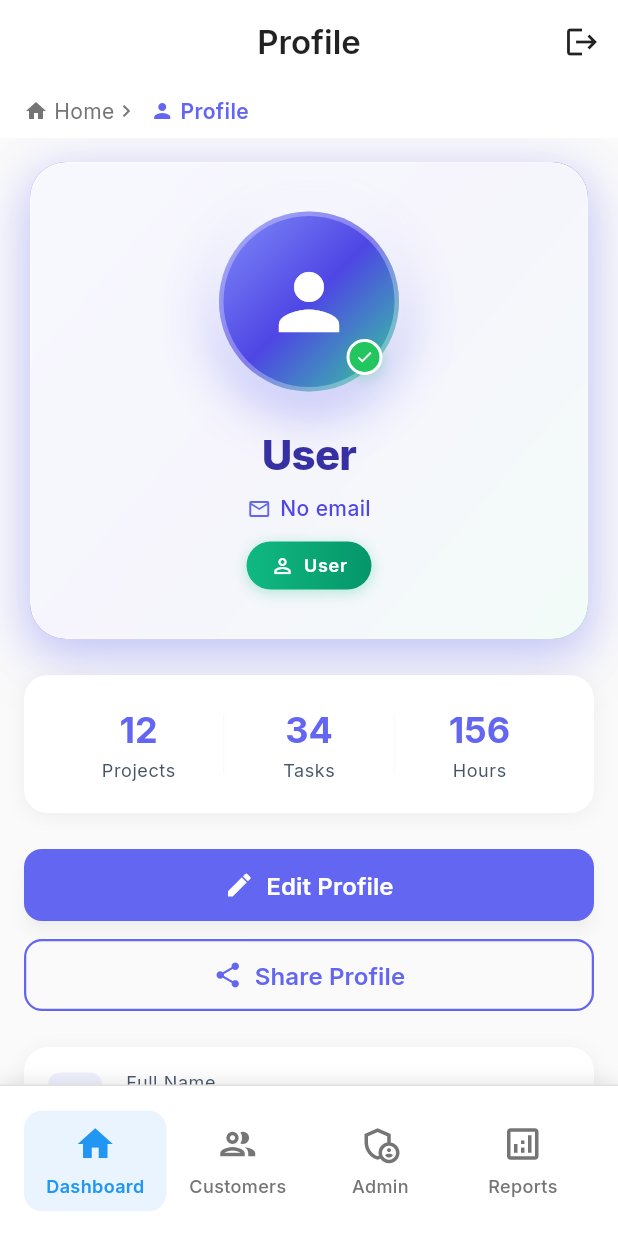
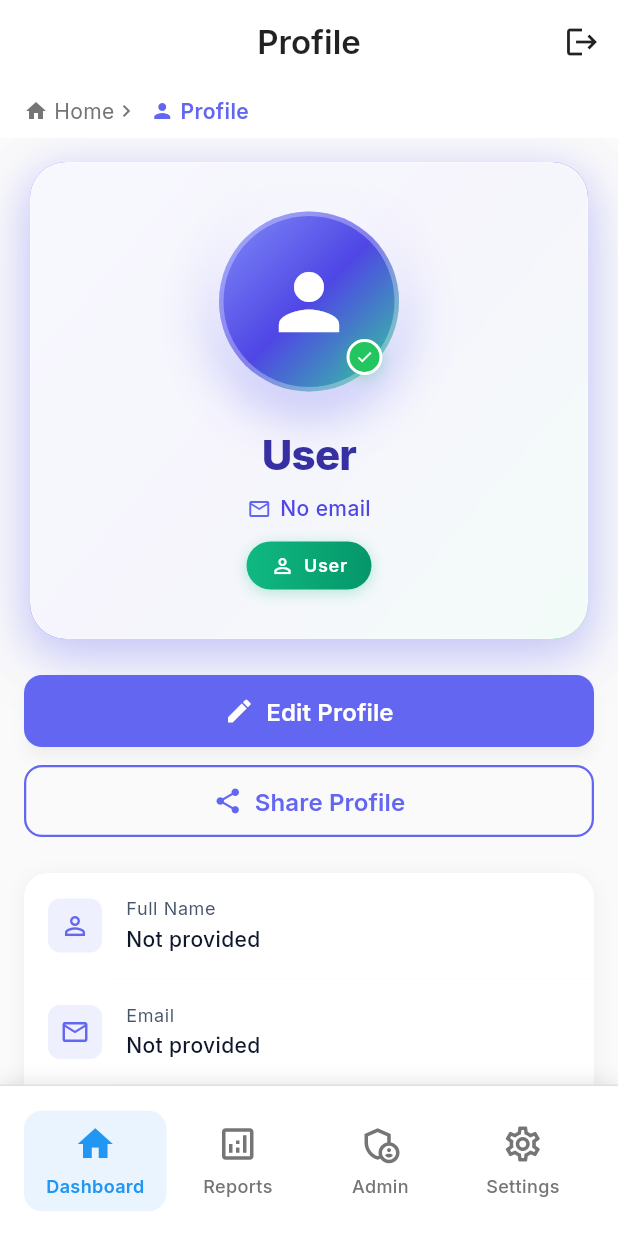
Before and after one commit to vishnupv1/hardware-store-app, a Flutter app: the ProfilePage screen opened by its route, on a phone screen of 412 x 824 dp. Run offline on Flutter 3.47's test engine with Material 3 defaults, Android fonts, the phone set to English and light mode, and no system bars; our stand-ins replace dio, go_router, google_fonts, shared_preferences; accounts and stored records are empty; network calls fail.

Commit message:
Refactor navigation items and update profile page layout. Changed 'Customers' to 'Reports' in navigation, updated 'Settings' item, and removed unused profile stats section for a cleaner profile page.

```diff
--- a/flutter_app/lib/features/home/presentation/pages/home_page.dart
+++ b/flutter_app/lib/features/home/presentation/pages/home_page.dart
@@ -208,7 +208,7 @@ class _HomePageState extends State<HomePage> with TickerProviderStateMixin {
                           ),
                         ),
                         Text(
-                          user?.role == 'client' ? 'Client' : 'User',
+                          user?.role == 'client' ? 'Business Owner' : 'User',
                           style: theme.textTheme.bodyMedium?.copyWith(
                             color: Colors.white.withValues(alpha: 0.8),
                           ),
--- a/flutter_app/lib/features/profile/presentation/pages/profile_page.dart
+++ b/flutter_app/lib/features/profile/presentation/pages/profile_page.dart
@@ -28,8 +28,6 @@ class _ProfilePageState extends State<ProfilePage> {
               child: Column(
                 children: [
                   _buildProfileHeader(theme),
-                  const SizedBox(height: 24),
-                  _buildProfileStats(theme),
                   const SizedBox(height: 24),
                   _buildProfileActions(context, theme),
                   const SizedBox(height: 24),
@@ -244,61 +242,6 @@ class _ProfilePageState extends State<ProfilePage> {
     );
   }
 
-  Widget _buildProfileStats(ThemeData theme) {
-    return Container(
-      padding: const EdgeInsets.all(20),
-      decoration: BoxDecoration(
-        color: theme.colorScheme.surface,
-        borderRadius: BorderRadius.circular(16),
-        boxShadow: [
-          BoxShadow(
-            color: Colors.black.withValues(alpha: 0.05),
-            blurRadius: 10,
-            offset: const Offset(0, 2),
-          ),
-        ],
-      ),
-      child: Row(
-        children: [
-          Expanded(child: _buildStatItem(theme, 'Projects', '12')),
-          Container(
-            width: 1,
-            height: 40,
-            color: theme.colorScheme.outline.withValues(alpha: 0.2),
-          ),
-          Expanded(child: _buildStatItem(theme, 'Tasks', '34')),
-          Container(
-            width: 1,
-            height: 40,
-            color: theme.colorScheme.outline.withValues(alpha: 0.2),
-          ),
-          Expanded(child: _buildStatItem(theme, 'Hours', '156')),
-        ],
-      ),
-    );
-  }
-
-  Widget _buildStatItem(ThemeData theme, String label, String value) {
-    return Column(
-      children: [
-        Text(
-          value,
-          style: theme.textTheme.headlineSmall?.copyWith(
-            fontWeight: FontWeight.bold,
-            color: AppColors.primary500,
-          ),
-        ),
-        const SizedBox(height: 4),
-        Text(
-          label,
-          style: theme.textTheme.bodySmall?.copyWith(
-            color: theme.colorScheme.onSurfaceVariant,
-          ),
-        ),
-      ],
-    );
-  }
-
   Widget _buildProfileActions(BuildContext context, ThemeData theme) {
     return Column(
       crossAxisAlignment: CrossAxisAlignment.stretch,
@@ -320,7 +263,6 @@ class _ProfilePageState extends State<ProfilePage> {
           text: 'Share Profile',
           icon: Icons.share,
           onPressed: () {
-            // Handle share profile
           },
           style: AppButtonStyle.secondary,
           size: AppButtonSize.large,
--- a/flutter_app/lib/main.dart
+++ b/flutter_app/lib/main.dart
@@ -262,10 +262,10 @@ class _ScaffoldWithNavigationState extends State<ScaffoldWithNavigation> {
     //   route: '/inventory',
     // ),
     NavigationItem(
-      icon: Icons.people_outlined,
-      activeIcon: Icons.people,
-      label: 'Customers',
-      route: '/customers',
+      icon: Icons.analytics_outlined,
+      activeIcon: Icons.analytics,
+      label: 'Reports',
+      route: '/reports',
     ),
     NavigationItem(
       icon: Icons.admin_panel_settings_outlined,
@@ -274,10 +274,10 @@ class _ScaffoldWithNavigationState extends State<ScaffoldWithNavigation> {
       route: '/admin',
     ),
     NavigationItem(
-      icon: Icons.analytics_outlined,
-      activeIcon: Icons.analytics,
-      label: 'Reports',
-      route: '/reports',
+      icon: Icons.settings_outlined,
+      activeIcon: Icons.settings,
+      label: 'Settings',
+      route: '/settings',
     ),
   ];
 
@@ -289,9 +289,7 @@ class _ScaffoldWithNavigationState extends State<ScaffoldWithNavigation> {
       final location = GoRouterState.of(context).uri.path;
       // Handle nested routes by finding the parent route
       String parentRoute = location;
-      if (location.startsWith('/customers/')) {
-        parentRoute = '/customers';
-      } else if (location.startsWith('/sales/')) {
+      if (location.startsWith('/sales/')) {
         parentRoute = '/sales';
       }
 
@@ -310,7 +308,7 @@ class _ScaffoldWithNavigationState extends State<ScaffoldWithNavigation> {
     final location = GoRouterState.of(context).uri.path;
 
     // Don't show AppBar for pages with custom headers
-    if (location == '/customers' || location == '/inventory' || location == '/customers/add' || location == '/inventory/add' || location == '/brands' || location == '/categories' || location == '/suppliers' || location == '/sales' || location.startsWith('/sales/')) {
+    if (location == '/inventory' || location == '/inventory/add' || location == '/brands' || location == '/categories' || location == '/suppliers' || location == '/sales' || location.startsWith('/sales/')) {
       return null;
     }
 
@@ -362,7 +360,7 @@ class _ScaffoldWithNavigationState extends State<ScaffoldWithNavigation> {
               },
             )
           : null, // Other pages will handle their own leading widget
-      title: location == '/customers' || location == '/inventory'
+      title: location == '/inventory'
           ? null // Don't show title for pages with custom headers
           : Text(
               _getPageTitle(location),
@@ -417,11 +415,6 @@ class _ScaffoldWithNavigationState extends State<ScaffoldWithNavigation> {
   }
 
   String _getPageTitle(String location) {
-    // Handle dynamic customer details route
-    if (location.startsWith('/customers/') && location != '/customers/add') {
-      return 'Customer Details';
-    }
-
     switch (location) {
       case '/':
         return 'Dashboard';
@@ -455,9 +448,7 @@ class _ScaffoldWithNavigationState extends State<ScaffoldWithNavigation> {
     final location = GoRouterState.of(context).uri.path;
     // Handle nested routes by finding the parent route
     String parentRoute = location;
-    if (location.startsWith('/customers/')) {
-      parentRoute = '/customers';
-    } else if (location.startsWith('/sales/')) {
+    if (location.startsWith('/sales/')) {
       parentRoute = '/sales';
     }
 
@@ -476,7 +467,7 @@ class _ScaffoldWithNavigationState extends State<ScaffoldWithNavigation> {
       body: Column(
         children: [
           // Breadcrumb navigation (hide for pages with custom headers)
-          if (location != '/customers' && location != '/inventory' && location != '/customers/add' && location != '/inventory/add' && location != '/brands' && location != '/categories' && location != '/suppliers' && location != '/sales' && !location.startsWith('/sales/'))
+          if (location != '/inventory' && location != '/inventory/add' && location != '/brands' && location != '/categories' && location != '/suppliers' && location != '/sales' && !location.startsWith('/sales/'))
             Breadcrumb(
               items: breadcrumbs,
               showHome: location != '/',
```
